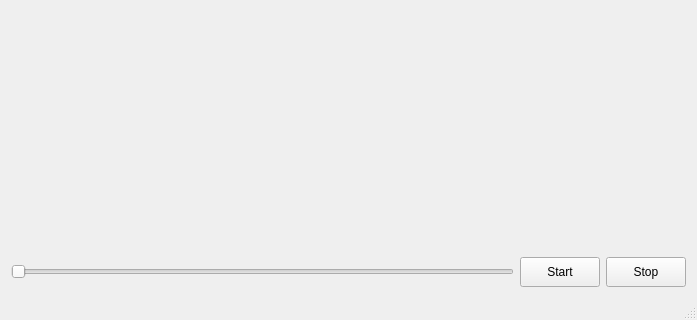
Qt form morse_input/src/morse_input/qt_files/morseChallenger/morseChallenger.ui (ros-visualization/robhum_ui_utils) before a commit; both pictures show x 0 to 697 and y 385 to 705 of the 697 by 705 pixel window.
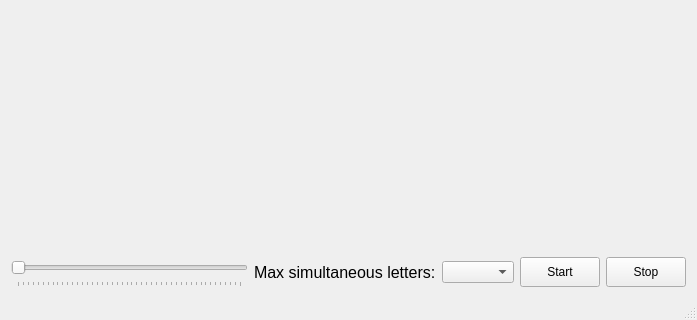
The same form after that commit.

Commit message: Continued on morse challenger. Motion still jerky. Floater label book keeping gets confused, causing key error on floatersInUse, and pixmap image does not appear when detonating.

What changed in the file:
```diff
--- a/morse_input/src/morse_input/qt_files/morseChallenger/morseChallenger.ui
+++ b/morse_input/src/morse_input/qt_files/morseChallenger/morseChallenger.ui
@@ -38,11 +38,38 @@
           <height>30</height>
          </size>
         </property>
+        <property name="maximum">
+         <number>900</number>
+        </property>
+        <property name="singleStep">
+         <number>10</number>
+        </property>
+        <property name="pageStep">
+         <number>20</number>
+        </property>
         <property name="orientation">
          <enum>Qt::Horizontal</enum>
         </property>
+        <property name="tickPosition">
+         <enum>QSlider::TicksBelow</enum>
+        </property>
        </widget>
       </item>
+      <item>
+       <widget class="QLabel" name="maxNumLettersLabel">
+        <property name="font">
+         <font>
+          <pointsize>12</pointsize>
+         </font>
+        </property>
+        <property name="text">
+         <string>Max simultaneous letters:</string>
+        </property>
+       </widget>
+      </item>
+      <item>
+       <widget class="QComboBox" name="simultaneousLettersComboBox"/>
+      </item>
       <item>
        <widget class="QPushButton" name="startPushButton">
         <property name="maximumSize">
```
The commit also changes 1 other file.
